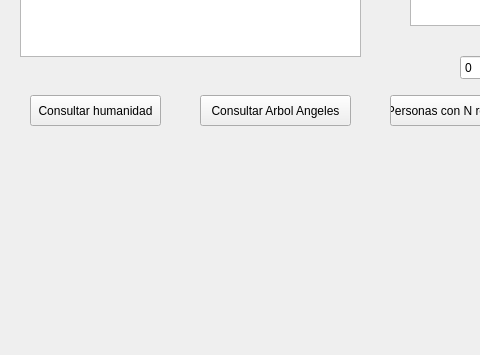
The window that BienVsMal/mainwindow.ui (arty4325/IC2001-BienVsMal) describes before a commit, drawn with Qt 5; both pictures show x 0 to 480 and y 245 to 600 of the 800 by 600 pixel window.
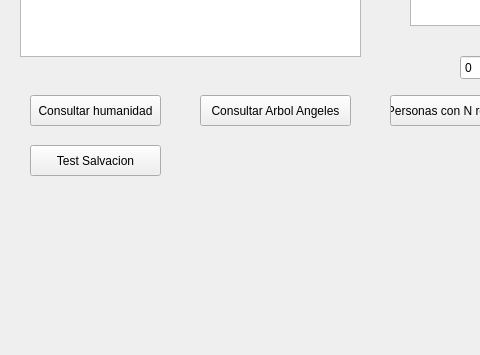
The same window after the commit.

```diff
--- a/BienVsMal/mainwindow.ui
+++ b/BienVsMal/mainwindow.ui
@@ -258,6 +258,19 @@
      <string>Ranking paises pecadores</string>
     </property>
    </widget>
+   <widget class="QPushButton" name="pushButton_12">
+    <property name="geometry">
+     <rect>
+      <x>30</x>
+      <y>390</y>
+      <width>131</width>
+      <height>31</height>
+     </rect>
+    </property>
+    <property name="text">
+     <string>Test Salvacion</string>
+    </property>
+   </widget>
   </widget>
   <widget class="QMenuBar" name="menubar">
    <property name="geometry">
```
Left out of the diff: 2 changed lines with no effect on the pictures.
